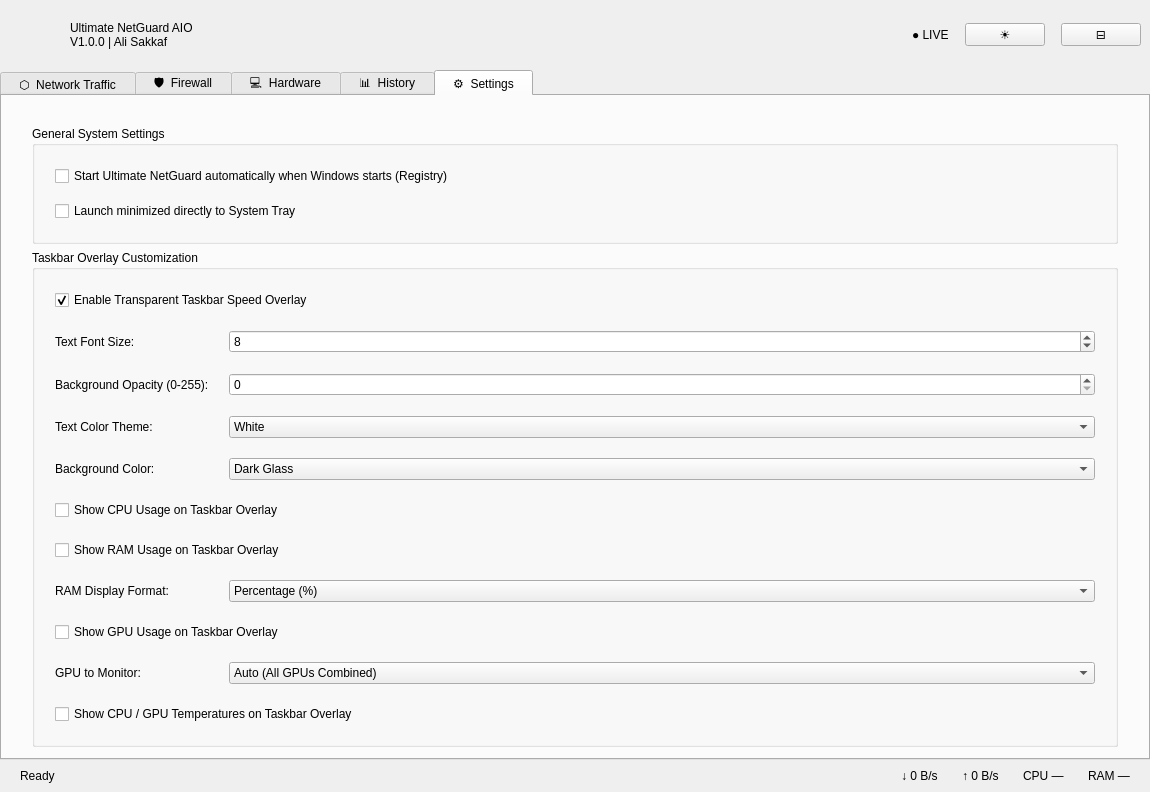
The window that src/ui/mainwindow.ui (alisakkaf/Ultimate-NetGuard-AIO) describes before a commit, drawn with Qt 5.
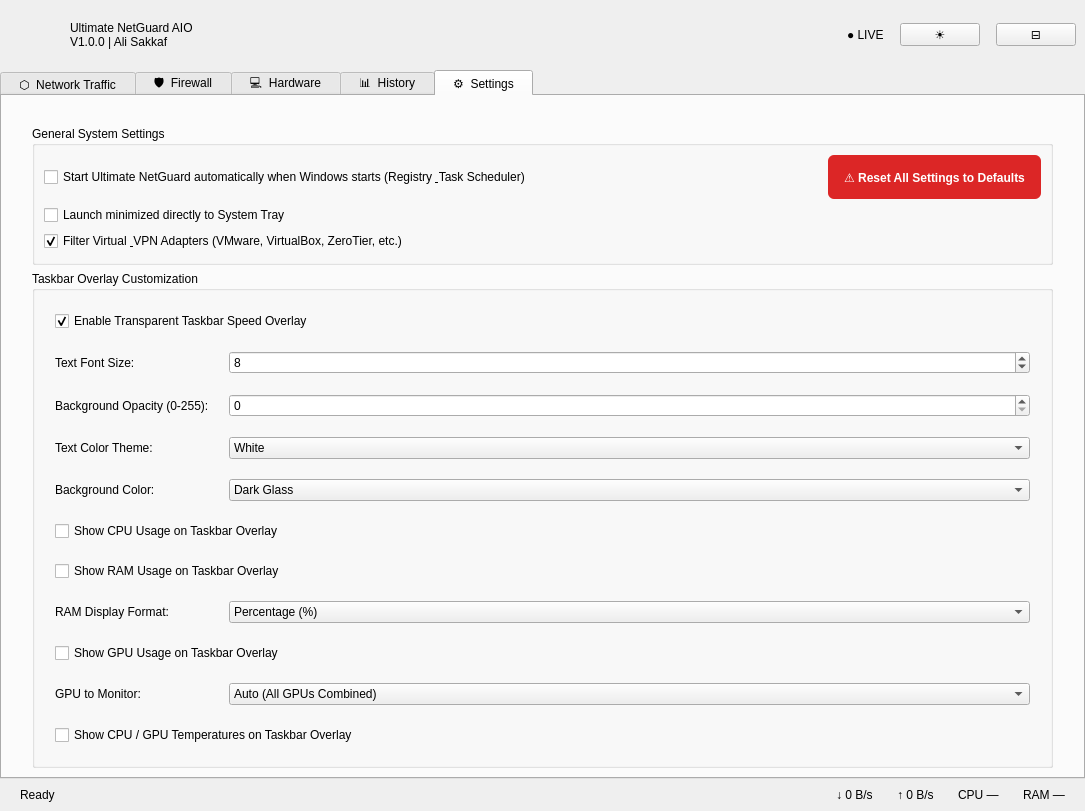
The same window after the commit. Icons and pictures are not drawn.

What changed in the file:
```diff
--- a/src/ui/mainwindow.ui
+++ b/src/ui/mainwindow.ui
@@ -6,8 +6,8 @@
    <rect>
     <x>0</x>
     <y>0</y>
-    <width>1150</width>
-    <height>780</height>
+    <width>1085</width>
+    <height>811</height>
    </rect>
   </property>
   <property name="windowTitle">
@@ -439,27 +439,47 @@
           <property name="title">
            <string>General System Settings</string>
           </property>
-          <layout class="QVBoxLayout">
-           <property name="spacing">
-            <number>15</number>
-           </property>
-           <property name="margin" stdset="0">
-            <number>20</number>
-           </property>
-           <item>
-            <widget class="QCheckBox" name="chkRunAtStartup">
-             <property name="text">
-              <string>Start Ultimate NetGuard automatically when Windows starts (Registry)</string>
-             </property>
-            </widget>
-           </item>
-           <item>
+          <layout class="QGridLayout" name="gridLayout">
+           <item row="1" column="0">
             <widget class="QCheckBox" name="chkStartMinimized">
              <property name="text">
               <string>Launch minimized directly to System Tray</string>
              </property>
             </widget>
            </item>
+           <item row="0" column="0">
+            <widget class="QCheckBox" name="chkRunAtStartup">
+             <property name="text">
+              <string>Start Ultimate NetGuard automatically when Windows starts (Registry &amp; Task Scheduler)</string>
+             </property>
+            </widget>
+           </item>
+           <item row="2" column="0">
+            <widget class="QCheckBox" name="chkFilterVirtualAdapters">
+             <property name="text">
+              <string>Filter Virtual &amp; VPN Adapters (VMware, VirtualBox, ZeroTier, etc.)</string>
+             </property>
+             <property name="checked">
+              <bool>true</bool>
+             </property>
+            </widget>
+           </item>
+           <item row="0" column="1">
+            <widget class="QPushButton" name="btnResetAllSettings">
+             <property name="sizePolicy">
+              <sizepolicy hsizetype="Fixed" vsizetype="Fixed">
+               <horstretch>0</horstretch>
+               <verstretch>0</verstretch>
+              </sizepolicy>
+             </property>
+             <property name="styleSheet">
+              <string>QPushButton { background-color: #DC2626; color: #FFFFFF; font-weight: bold; border-radius: 6px; padding: 8px 16px; min-height: 28px; } QPushButton:hover { background-color: #B91C1C; }</string>
+             </property>
+             <property name="text">
+              <string>⚠️ Reset All Settings to Defaults</string>
+             </property>
+            </widget>
+           </item>
           </layout>
          </widget>
         </item>
@@ -670,6 +690,9 @@
           <property name="orientation">
            <enum>Qt::Vertical</enum>
           </property>
+          <property name="sizeType">
+           <enum>QSizePolicy::Fixed</enum>
+          </property>
           <property name="sizeHint" stdset="0">
            <size>
             <width>0</width>
```
